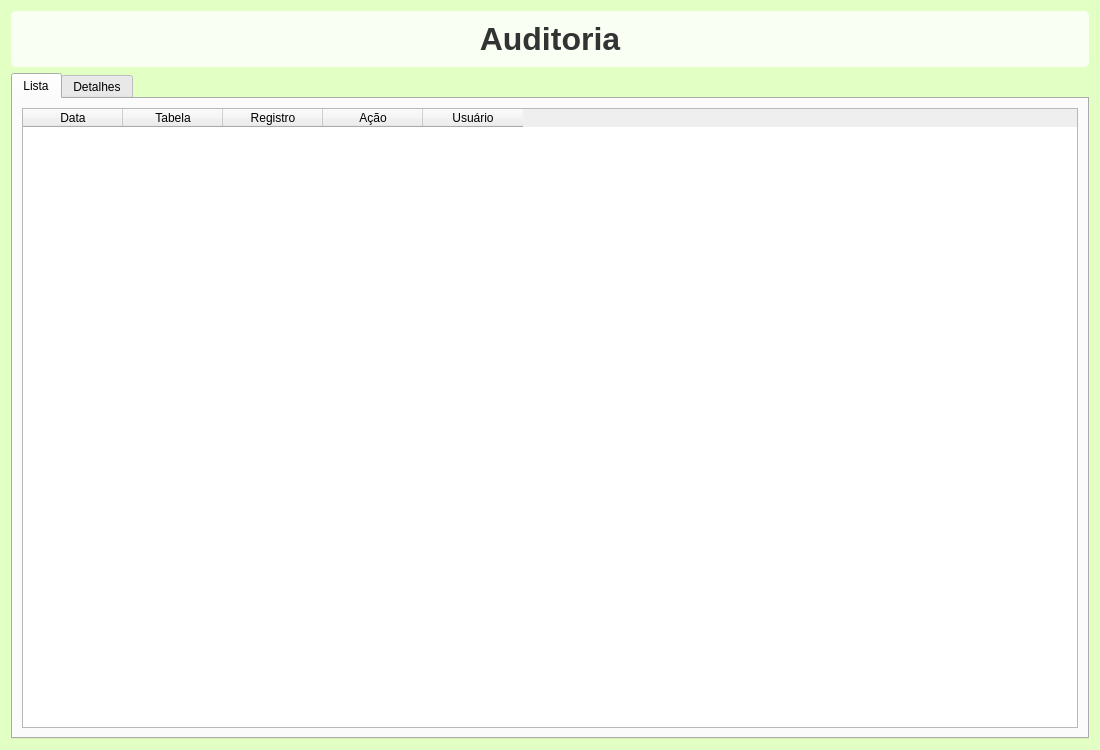
Before: the Qt Designer form Teste-Patrimonio/frontend/auditoria.ui in zecadelgado/patp, drawn with Qt 5.
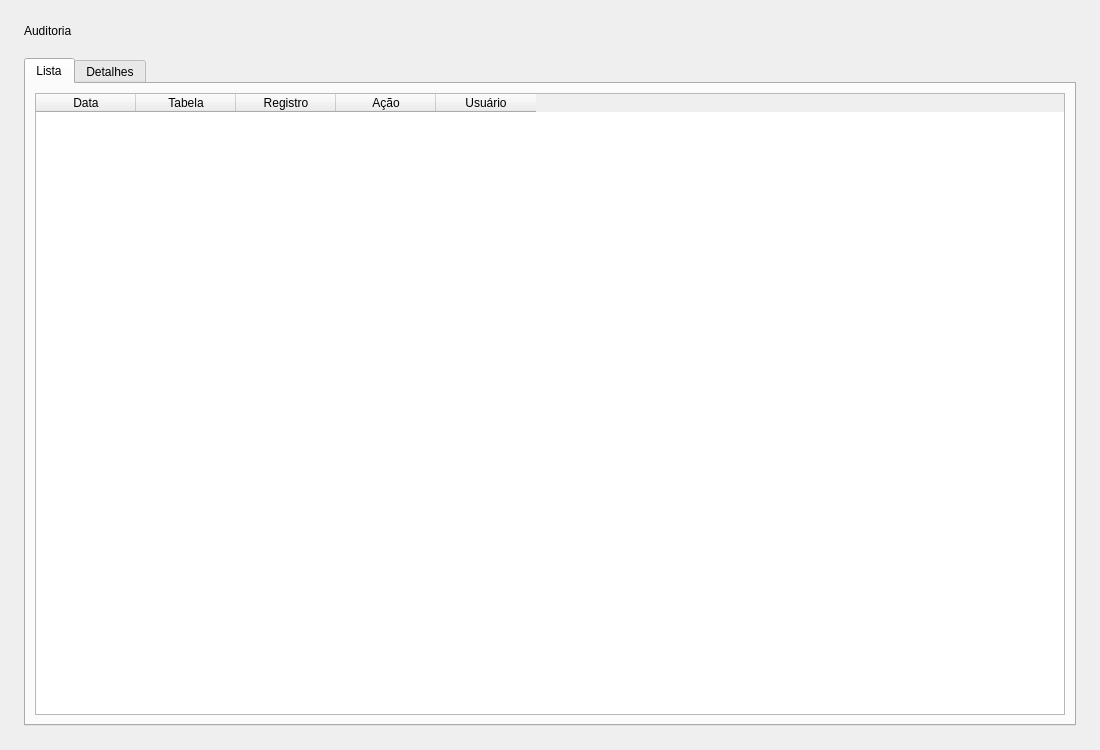
After: the same form once the commit is applied.

```diff
--- a/Teste-Patrimonio/frontend/auditoria.ui
+++ b/Teste-Patrimonio/frontend/auditoria.ui
@@ -13,32 +13,29 @@
   <property name="windowTitle">
    <string>Auditoria</string>
   </property>
-  <property name="styleSheet">
-   <string notr="true">#AuditoriaWindow{
-background-color: rgb(226, 255, 196);
-}</string>
-  </property>
   <layout class="QVBoxLayout" name="verticalLayout">
+      <property name="spacing">
+        <number>20</number>
+      </property>
+      <property name="leftMargin">
+        <number>24</number>
+      </property>
+      <property name="topMargin">
+        <number>24</number>
+      </property>
+      <property name="rightMargin">
+        <number>24</number>
+      </property>
+      <property name="bottomMargin">
+        <number>24</number>
+      </property>
    <item>
     <widget class="QLabel" name="lbl_title">
-     <property name="font">
-      <font>
-       <pointsize>24</pointsize>
-       <bold>true</bold>
-       <stylestrategy>PreferAntialias</stylestrategy>
-      </font>
-     </property>
-     <property name="styleSheet">
-      <string notr="true">color: #333333;
-background: rgba(255, 255, 255, 0.8);
-padding: 10px;
-border-radius: 5px;</string>
-     </property>
      <property name="text">
       <string>Auditoria</string>
      </property>
      <property name="alignment">
-      <set>Qt::AlignmentFlag::AlignCenter</set>
+            <set>Qt::AlignmentFlag::AlignLeft | Qt::AlignmentFlag::AlignVCenter</set>
      </property>
     </widget>
    </item>
```
Left out of the diff: 10 changed lines with no effect on the pictures. Lines whose indentation alone changed are shown as unchanged.
